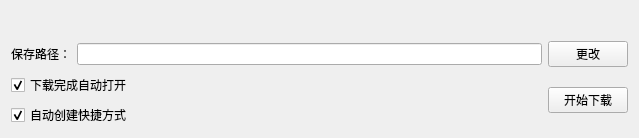
Above: app/pages/pageconfigportable.ui from liangtie/kicad-installer before the change. Below: the same form after it.
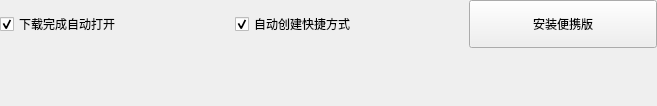
That is the form after the change.

Commit message:
feat(installer): update UI layout and remove unused files
- Update UI layout for logo widget, main window, and various pages
- Remove unused pageconfigportable.ui file
- Add new UI files for pageconfcontainer, pageopendownloaddir, and pageselectsavepath
- Update CMakeLists.txt to include new files
- Remove huaqiu-animate.gif from resources

Diff of the .ui file:
```diff
--- a/app/pages/pageconfigportable.ui
+++ b/app/pages/pageconfigportable.ui
@@ -6,52 +6,34 @@
    <rect>
     <x>0</x>
     <y>0</y>
-    <width>639</width>
-    <height>138</height>
+    <width>657</width>
+    <height>106</height>
    </rect>
   </property>
   <property name="windowTitle">
    <string>Form</string>
   </property>
-  <layout class="QVBoxLayout" name="verticalLayout_2">
-   <item>
-    <spacer name="verticalSpacer">
-     <property name="orientation">
-      <enum>Qt::Orientation::Vertical</enum>
-     </property>
-     <property name="sizeHint" stdset="0">
-      <size>
-       <width>20</width>
-       <height>27</height>
-      </size>
-     </property>
-    </spacer>
-   </item>
-   <item>
-    <layout class="QHBoxLayout" name="horizontalLayout">
-     <item>
-      <widget class="QLabel" name="label">
-       <property name="text">
-        <string>保存路径：</string>
-       </property>
-      </widget>
-     </item>
-     <item>
-      <widget class="QLineEdit" name="edit_save_path"/>
-     </item>
-     <item>
-      <widget class="QPushButton" name="btn_change_save_path">
-       <property name="text">
-        <string>更改</string>
-       </property>
-      </widget>
-     </item>
-    </layout>
-   </item>
-   <item>
-    <layout class="QHBoxLayout" name="horizontalLayout_2">
-     <item>
       <layout class="QVBoxLayout" name="verticalLayout">
+   <property name="spacing">
+    <number>0</number>
+   </property>
+   <property name="leftMargin">
+    <number>0</number>
+   </property>
+   <property name="topMargin">
+    <number>0</number>
+   </property>
+   <property name="rightMargin">
+    <number>0</number>
+   </property>
+   <property name="bottomMargin">
+    <number>0</number>
+   </property>
+   <item>
+    <layout class="QHBoxLayout" name="horizontalLayout">
+     <property name="spacing">
+      <number>0</number>
+     </property>
        <item>
         <widget class="QCheckBox" name="check_auto_run">
          <property name="text">
@@ -72,34 +54,39 @@
          </property>
         </widget>
        </item>
+     <item>
+      <widget class="QPushButton" name="btn_confirm_portable">
+       <property name="minimumSize">
+        <size>
+         <width>188</width>
+         <height>48</height>
+        </size>
+       </property>
+       <property name="maximumSize">
+        <size>
+         <width>188</width>
+         <height>48</height>
+        </size>
+       </property>
+       <property name="text">
+        <string>安装便携版</string>
+       </property>
+      </widget>
+     </item>
       </layout>
      </item>
      <item>
-      <spacer name="horizontalSpacer">
+    <spacer name="verticalSpacer">
        <property name="orientation">
-        <enum>Qt::Orientation::Horizontal</enum>
+      <enum>Qt::Orientation::Vertical</enum>
        </property>
        <property name="sizeHint" stdset="0">
         <size>
-         <width>40</width>
-         <height>20</height>
+       <width>20</width>
+       <height>53</height>
         </size>
        </property>
       </spacer>
-     </item>
-     <item>
-      <widget class="QPushButton" name="btn_start_download">
-       <property name="font">
-        <font>
-         <family>Microsoft YaHei</family>
-        </font>
-       </property>
-       <property name="text">
-        <string>开始下载</string>
-       </property>
-      </widget>
-     </item>
-    </layout>
    </item>
   </layout>
  </widget>
```
Lines whose indentation alone changed are shown as unchanged. The commit also changes 18 other files.
